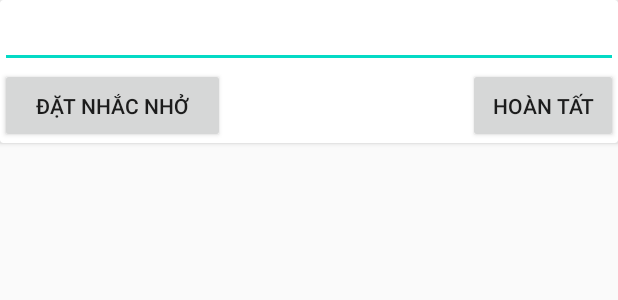
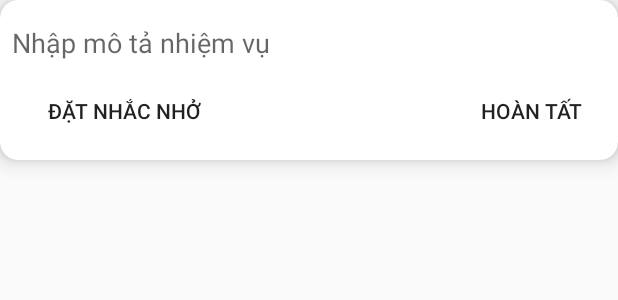
Before and after one commit to tronghuu97bl/Test, an Android app: the layout activity_add_work.xml on its own in the app's theme, with its tools: preview values and no code run, on a phone screen of 412 x 824 dp. Shown: the top 300 px of the screen. Run offline under Robolectric (Android 15) with nearby library versions, the phone set to English and light mode, and no system bars.

Commit message:
5/8 23h30p

```diff
--- a/app/src/main/res/layout/activity_add_work.xml
+++ b/app/src/main/res/layout/activity_add_work.xml
@@ -5,66 +5,62 @@
     android:layout_width="match_parent"
     android:layout_height="match_parent">
 
-    <!--<androidx.cardview.widget.CardView
+    <androidx.cardview.widget.CardView
         android:layout_width="match_parent"
         android:layout_height="wrap_content"
-        app:cardCornerRadius="8dp">
-        <LinearLayout
-            android:padding="10dp"
-            android:layout_width="match_parent"
-            android:layout_height="match_parent"
-            android:orientation="vertical">
+        app:cardCornerRadius="12dp"
+        app:cardElevation="8dp">
 
-            <EditText
-                android:id="@+id/titleText"
-                android:layout_width="match_parent"
-                android:layout_height="wrap_content"
-                android:layout_gravity="center"
-                android:padding="10dp"
-                android:textSize="20sp"
-                android:textStyle="bold" />
-
-
-            <Button
-                android:id="@+id/messageButton"
-                android:layout_width="match_parent"
-                android:layout_height="wrap_content"
-                android:text="@string/tv_test" />
-
-        </LinearLayout>
-    </androidx.cardview.widget.CardView>-->
-    <androidx.cardview.widget.CardView
-        android:layout_width="match_parent"
-        android:layout_height="wrap_content">
         <androidx.constraintlayout.widget.ConstraintLayout
             android:layout_width="match_parent"
             android:layout_height="match_parent">
 
-            <EditText
-                android:id="@+id/editText"
-                android:layout_width="match_parent"
-                android:layout_height="wrap_content"
-                app:layout_constraintStart_toStartOf="parent"
-                app:layout_constraintTop_toTopOf="parent">
-            </EditText>
-
             <Button
                 android:id="@+id/button_settime"
+                android:background="@android:color/transparent"
                 android:layout_width="150dp"
                 android:layout_height="50dp"
+                android:layout_marginStart="8dp"
+                android:layout_marginTop="8dp"
+                android:layout_marginBottom="8dp"
+                app:layout_constraintBottom_toBottomOf="parent"
                 app:layout_constraintStart_toStartOf="parent"
-                app:layout_constraintTop_toBottomOf="@+id/editText"
+                app:layout_constraintTop_toBottomOf="@+id/editTextTextMultiLine"
                 tools:text="Đặt nhắc nhở">
             </Button>
 
             <Button
                 android:id="@+id/button_hoantat"
+                android:background="@android:color/transparent"
                 android:layout_width="100dp"
                 android:layout_height="50dp"
+                android:layout_marginTop="8dp"
+                android:layout_marginEnd="8dp"
+                android:layout_marginBottom="8dp"
+                app:layout_constraintBottom_toBottomOf="parent"
                 app:layout_constraintEnd_toEndOf="parent"
-                app:layout_constraintTop_toBottomOf="@+id/editText"
+                app:layout_constraintTop_toBottomOf="@+id/editTextTextMultiLine"
                 tools:text="Hoàn tất">
             </Button>
+
+            <EditText
+                android:id="@+id/editTextTextMultiLine"
+                android:layout_width="0dp"
+                android:layout_height="wrap_content"
+                android:layout_marginStart="8dp"
+                android:layout_marginTop="16dp"
+                android:layout_marginEnd="8dp"
+                android:allowUndo="false"
+                android:background="@android:color/transparent"
+                android:ems="10"
+                android:gravity="start|top"
+                android:hint="Nhập mô tả nhiệm vụ"
+                android:inputType="textMultiLine"
+                app:layout_constraintEnd_toEndOf="parent"
+                app:layout_constraintStart_toStartOf="parent"
+                app:layout_constraintTop_toTopOf="parent" />
+
+
         </androidx.constraintlayout.widget.ConstraintLayout>
     </androidx.cardview.widget.CardView>
 </androidx.appcompat.widget.LinearLayoutCompat>
--- a/app/src/main/res/layout/fragment_work.xml
+++ b/app/src/main/res/layout/fragment_work.xml
@@ -20,7 +20,7 @@
         android:id="@+id/rv_work"
         android:layout_width="match_parent"
         android:layout_height="match_parent"
-        android:background="#E1D8BC"
+        android:background="#ECE9E3"
         app:layout_constraintBottom_toBottomOf="parent"
         app:layout_constraintEnd_toEndOf="parent"
         app:layout_constraintStart_toStartOf="parent"
```
Also changed, not shown: app/src/main/java/com/tth/test/ui/personal/AddWork.java (+17 -8 lines), app/src/main/java/com/tth/test/ui/personal/WorkAdapter.java (+4 -3 lines), app/src/main/java/com/tth/test/ui/personal/WorkFragment.java (+1 -1 lines), app/src/main/java/com/tth/test/util/KeyboardUtils.java (added, +60 -0 lines), app/src/main/res/layout/item_work.xml (+10 -7 lines).
